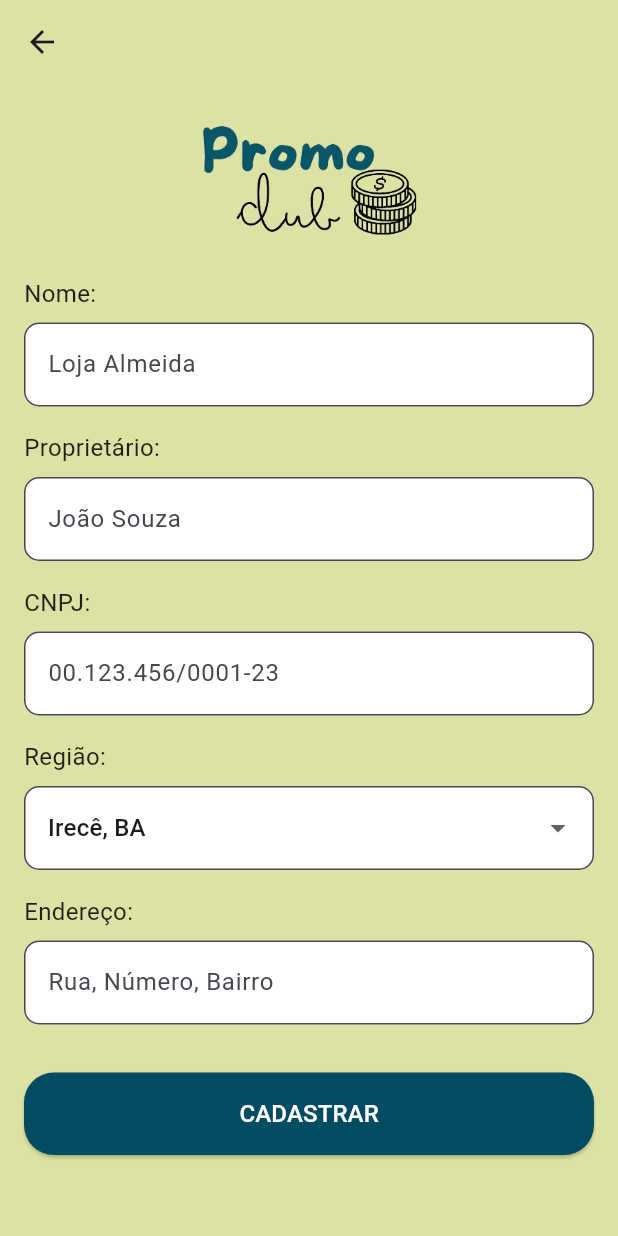
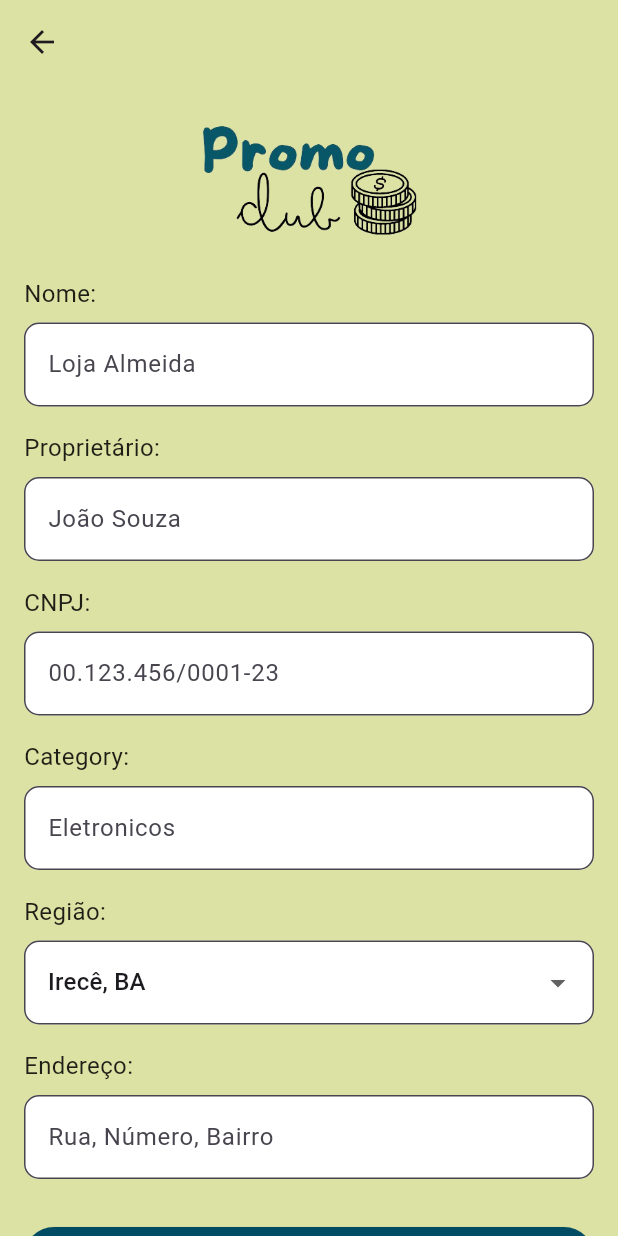
Before and after one commit to LRz00/promo_club, a Flutter app: the RegisterStoreScreen screen opened directly, on a phone screen of 412 x 824 dp. Run offline on Flutter 3.47's test engine with Material 3 defaults, Android fonts, the phone set to English and light mode, and no system bars; our stand-ins replace cloud_firestore, firebase_core; missing offline and left inert: flutter_email_sender; accounts and stored records are empty; generated files the repository leaves out were written again.

Commit message:
modificando entidade shop

```diff
--- a/lib/entity/shop.dart
+++ b/lib/entity/shop.dart
@@ -7,6 +7,7 @@ class Shop{
     final String cnpj;
     final String region;
     final String address;
+    final String category;
 
   Shop({
     required this.id,
@@ -14,7 +15,8 @@ class Shop{
     required this.owner,
     required this.cnpj,
     required this.region,
-    required this.address
+    required this.address,
+    required this.category
   });
 
   factory Shop.fromMap(Map<String, dynamic> map){
@@ -24,7 +26,8 @@ class Shop{
       owner: map['owner'] ?? '',
       cnpj: map['cnpj'] ?? '',
       region: map['region'] ?? '',
-      address: map['address'] ?? ''
+      address: map['address'] ?? '',
+      category: map['category'] ?? ''
     );
   }
 
@@ -35,7 +38,8 @@ class Shop{
       'owner': owner,
       'cnpj': cnpj,
       'region': region,
-      'address': address
+      'address': address,
+      'category': category
     };
   }
 }
--- a/lib/screens/store_register_screen.dart
+++ b/lib/screens/store_register_screen.dart
@@ -12,6 +12,8 @@ class _RegisterStoreScreenState extends State<RegisterStoreScreen> {
   final TextEditingController _ownerController = TextEditingController();
   final TextEditingController _cnpjController = TextEditingController();
   final TextEditingController _addressController = TextEditingController();
+  final TextEditingController _categoryController = TextEditingController();
+
   String _selectedRegion = 'Irecê, BA';
 
   final FirestoreService _firestoreService = FirestoreService();
@@ -44,6 +46,8 @@ class _RegisterStoreScreenState extends State<RegisterStoreScreen> {
             _buildTextField('Proprietário:', 'João Souza', _ownerController),
             const SizedBox(height: 16),
             _buildTextField('CNPJ:', '00.123.456/0001-23', _cnpjController),
+            const SizedBox(height: 16),
+            _buildTextField('Category:', 'Eletronicos', _categoryController),
             const SizedBox(height: 16),
             _buildDropdownField(
               'Região:',
@@ -149,6 +153,7 @@ class _RegisterStoreScreenState extends State<RegisterStoreScreen> {
       cnpj: _cnpjController.text,
       region: _selectedRegion,
       address: _addressController.text,
+      category: _categoryController.text
     );
 
     // Chame a função addStore do FirestoreService
```
